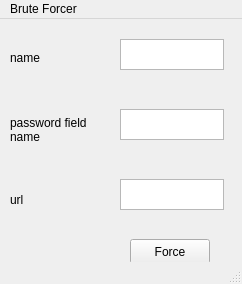
Old version of the form mainwindow.ui in the repository CommanderSpinner/brute_force_C.
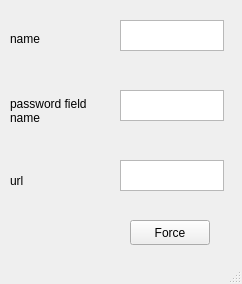
New version of the form.

Commit message: made window not resisable and added title to window

```diff
--- a/mainwindow.ui
+++ b/mainwindow.ui
@@ -107,12 +107,6 @@
      <height>23</height>
     </rect>
    </property>
-   <widget class="QMenu" name="menuBrute_Forcer">
-    <property name="title">
-     <string>Brute Forcer</string>
-    </property>
-   </widget>
-   <addaction name="menuBrute_Forcer"/>
   </widget>
   <widget class="QStatusBar" name="statusbar"/>
  </widget>
```
The commit also changes 1 other file.
